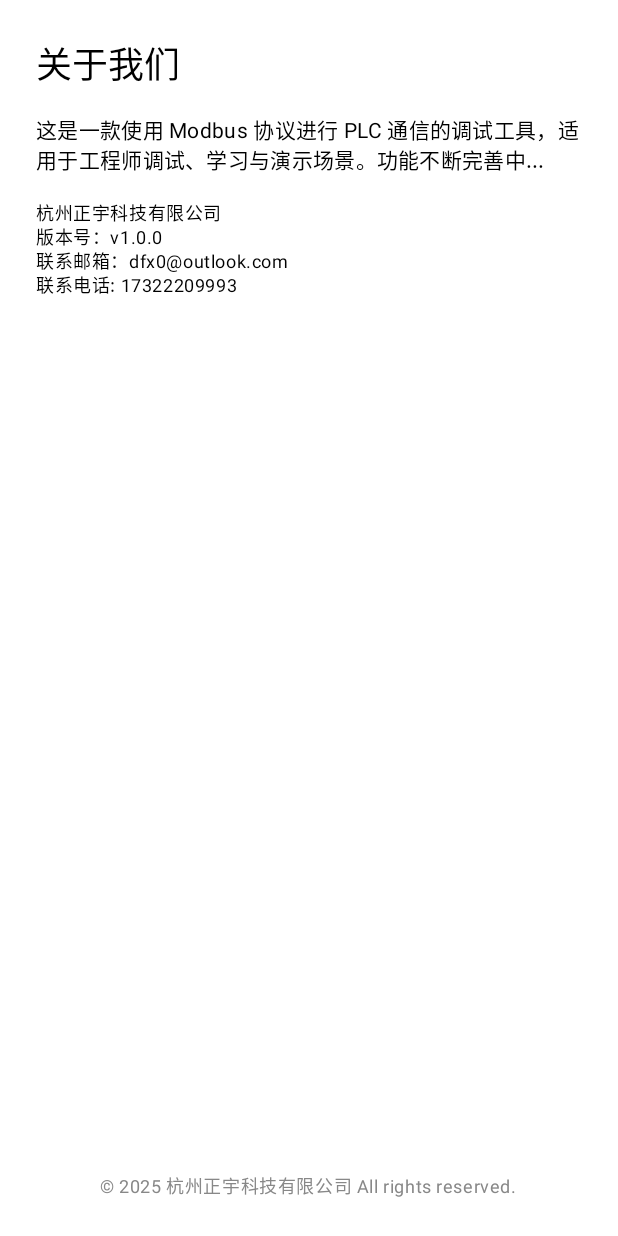
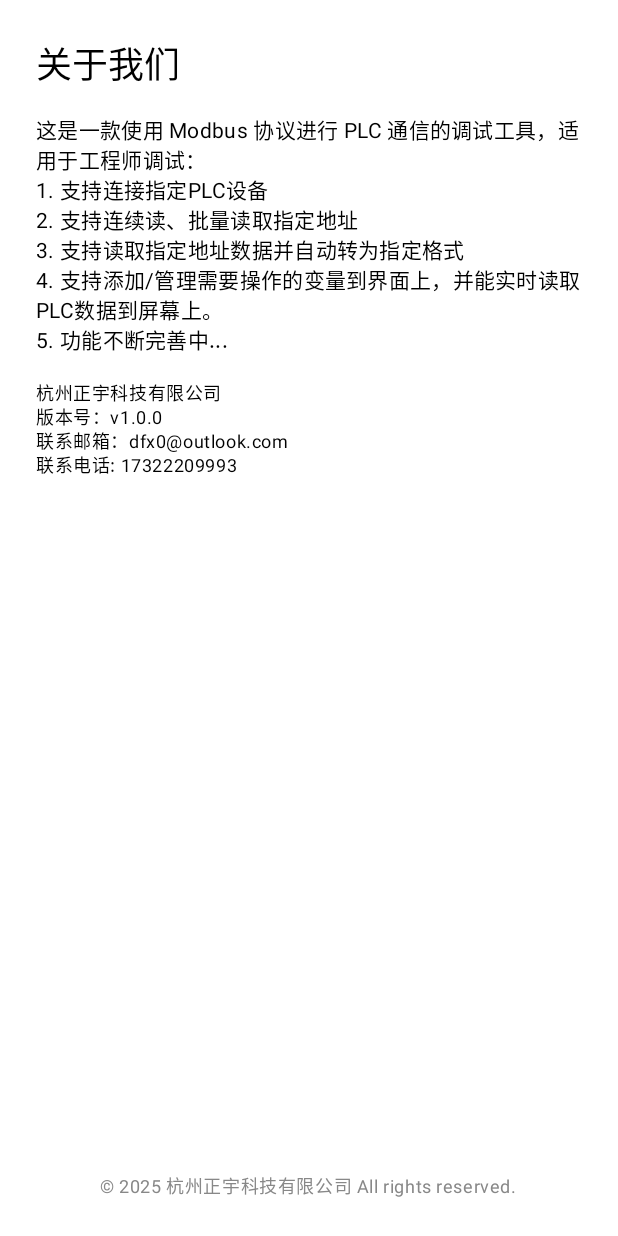
Before and after one commit to global-software/Modbus-Tool, an Android app built with Jetpack Compose: the @Preview function About, on a phone screen of 412 x 824 dp. Run offline under Robolectric (Android 15) with nearby library versions, the phone set to English and light mode, and no system bars.

Commit message:
[chore] update the about content

```diff
--- a/app/src/main/java/com/dfx0/modbustool/MainActivity.kt
+++ b/app/src/main/java/com/dfx0/modbustool/MainActivity.kt
@@ -143,7 +143,7 @@ fun About(){
             )
 
             Text(
-                text = "这是一款使用 Modbus 协议进行 PLC 通信的调试工具，适用于工程师调试、学习与演示场景。功能不断完善中...",
+                text = "这是一款使用 Modbus 协议进行 PLC 通信的调试工具，适用于工程师调试：\n1. 支持连接指定PLC设备\n2. 支持连续读、批量读取指定地址\n3. 支持读取指定地址数据并自动转为指定格式\n4. 支持添加/管理需要操作的变量到界面上，并能实时读取PLC数据到屏幕上。\n5. 功能不断完善中...",
                 style = MaterialTheme.typography.bodyMedium,
                 modifier = Modifier.padding(bottom = 16.dp)
             )
```
